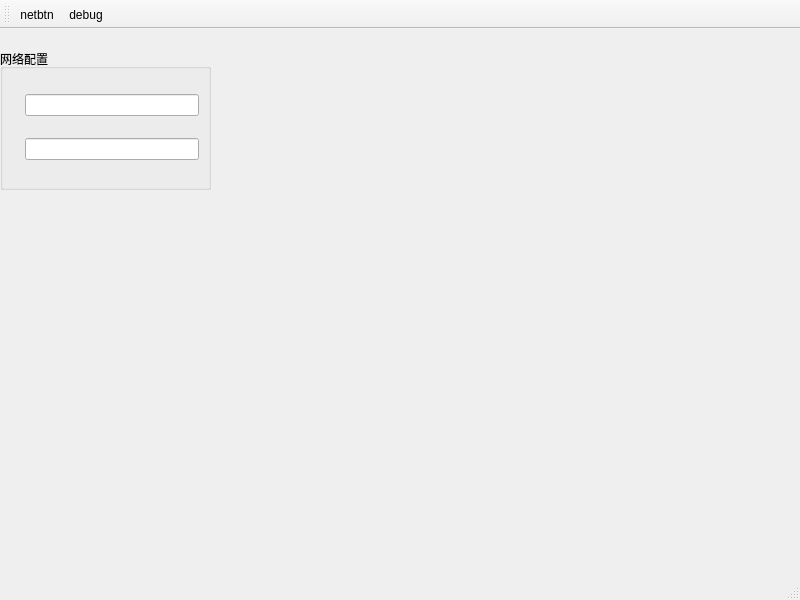
Qt form mainwindow.ui (xuwujun-sys/Qt-Sensor-Monitor) before a commit.
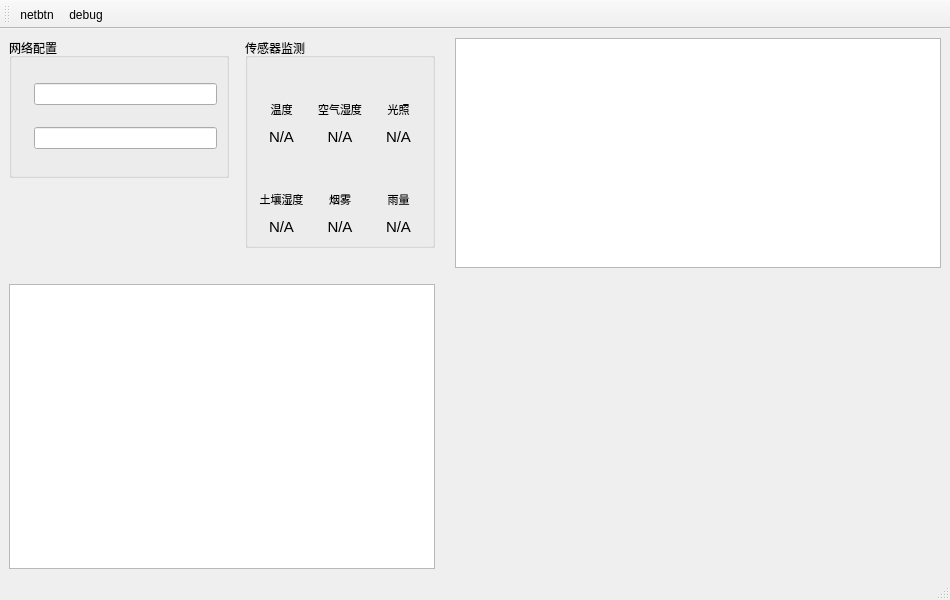
The same form after that commit. Icons and pictures are not drawn. Custom widgets are drawn as their Qt base class.

Commit message: feat: add sensor data parsing and chart view layout

```diff
--- a/mainwindow.ui
+++ b/mainwindow.ui
@@ -6,7 +6,7 @@
    <rect>
     <x>0</x>
     <y>0</y>
-    <width>800</width>
+    <width>950</width>
     <height>600</height>
    </rect>
   </property>
@@ -14,73 +14,568 @@
    <string>MainWindow</string>
   </property>
   <widget class="QWidget" name="centralwidget">
-   <widget class="QGroupBox" name="netgroupBox">
-    <property name="geometry">
-     <rect>
-      <x>0</x>
-      <y>20</y>
-      <width>211</width>
-      <height>141</height>
-     </rect>
+   <layout class="QGridLayout" name="centralLayout" columnstretch="0,1" rowstretch="0,1">
+    <property name="horizontalSpacing">
+     <number>20</number>
     </property>
-    <property name="title">
-     <string>网络配置</string>
+    <property name="verticalSpacing">
+     <number>16</number>
     </property>
-    <layout class="QVBoxLayout" name="verticalLayout">
-     <item>
-      <layout class="QHBoxLayout" name="horizontalLayout_3">
-       <item>
-        <widget class="QLabel" name="netlabel1">
-         <property name="maximumSize">
-          <size>
-           <width>32</width>
-           <height>32</height>
-          </size>
+    <item row="0" column="0" alignment="Qt::AlignTop">
+     <layout class="QHBoxLayout" name="configurationAndSensorsLayout" stretch="0,0">
+      <property name="spacing">
+       <number>16</number>
+      </property>
+      <item alignment="Qt::AlignTop">
+       <widget class="QGroupBox" name="netgroupBox">
+        <property name="minimumSize">
+         <size>
+          <width>220</width>
+          <height>140</height>
+         </size>
+        </property>
+        <property name="maximumSize">
+         <size>
+          <width>260</width>
+          <height>16777215</height>
+         </size>
+        </property>
+        <property name="title">
+         <string>网络配置</string>
+        </property>
+        <layout class="QVBoxLayout" name="verticalLayout">
+         <item>
+          <layout class="QHBoxLayout" name="horizontalLayout_3">
+           <item>
+            <widget class="QLabel" name="netlabel1">
+             <property name="maximumSize">
+              <size>
+               <width>32</width>
+               <height>32</height>
+              </size>
+             </property>
+             <property name="text">
+              <string />
+             </property>
+             <property name="pixmap">
+              <pixmap resource="resource.qrc">:/img/ip.png</pixmap>
+             </property>
+             <property name="scaledContents">
+              <bool>true</bool>
+             </property>
+            </widget>
+           </item>
+           <item>
+            <widget class="QLineEdit" name="netlineEditip" />
+           </item>
+          </layout>
+         </item>
+         <item>
+          <layout class="QHBoxLayout" name="horizontalLayout">
+           <item>
+            <widget class="QLabel" name="netlabel2">
+             <property name="maximumSize">
+              <size>
+               <width>32</width>
+               <height>32</height>
+              </size>
+             </property>
+             <property name="text">
+              <string />
+             </property>
+             <property name="pixmap">
+              <pixmap resource="resource.qrc">:/img/duan.png</pixmap>
+             </property>
+             <property name="scaledContents">
+              <bool>true</bool>
+             </property>
+            </widget>
+           </item>
+           <item>
+            <widget class="QLineEdit" name="netlineEdithost" />
+           </item>
+          </layout>
+         </item>
+        </layout>
+       </widget>
+      </item>
+      <item alignment="Qt::AlignTop">
+       <widget class="QGroupBox" name="sensorGroupBox">
+        <property name="minimumSize">
+         <size>
+          <width>190</width>
+          <height>210</height>
+         </size>
+        </property>
+        <property name="title">
+         <string>传感器监测</string>
+        </property>
+        <layout class="QGridLayout" name="sensorGridLayout" columnstretch="1,1,1" rowstretch="1,1">
+         <property name="horizontalSpacing">
+          <number>4</number>
          </property>
-         <property name="text">
-          <string/>
+         <property name="verticalSpacing">
+          <number>4</number>
          </property>
-         <property name="pixmap">
-          <pixmap resource="resource.qrc">:/img/ip.png</pixmap>
+         <item row="0" column="0">
+          <layout class="QVBoxLayout" name="temperatureLayout">
+           <property name="spacing">
+            <number>2</number>
+           </property>
+           <item alignment="Qt::AlignHCenter">
+            <widget class="QLabel" name="temperatureIconLabel">
+             <property name="minimumSize">
+              <size>
+               <width>30</width>
+               <height>30</height>
+              </size>
+             </property>
+             <property name="maximumSize">
+              <size>
+               <width>30</width>
+               <height>30</height>
+              </size>
+             </property>
+             <property name="text">
+              <string />
+             </property>
+             <property name="pixmap">
+              <pixmap resource="resource.qrc">:/img/temp.png</pixmap>
+             </property>
+             <property name="scaledContents">
+              <bool>true</bool>
+             </property>
+             <property name="alignment">
+              <set>Qt::AlignCenter</set>
+             </property>
+            </widget>
+           </item>
+           <item>
+            <widget class="QLabel" name="temperatureTitleLabel">
+             <property name="text">
+              <string>温度</string>
+             </property>
+             <property name="alignment">
+              <set>Qt::AlignCenter</set>
+             </property>
+             <property name="font">
+              <font>
+               <pointsize>8</pointsize>
+              </font>
+             </property>
+            </widget>
+           </item>
+           <item>
+            <widget class="QLabel" name="temperatureValueLabel">
+             <property name="font">
+              <font>
+               <pointsize>11</pointsize>
+              </font>
+             </property>
+             <property name="text">
+              <string>N/A</string>
+             </property>
+             <property name="alignment">
+              <set>Qt::AlignCenter</set>
+             </property>
+            </widget>
+           </item>
+          </layout>
+         </item>
+         <item row="0" column="1">
+          <layout class="QVBoxLayout" name="humidityLayout">
+           <property name="spacing">
+            <number>2</number>
+           </property>
+           <item alignment="Qt::AlignHCenter">
+            <widget class="QLabel" name="humidityIconLabel">
+             <property name="minimumSize">
+              <size>
+               <width>30</width>
+               <height>30</height>
+              </size>
+             </property>
+             <property name="maximumSize">
+              <size>
+               <width>30</width>
+               <height>30</height>
+              </size>
+             </property>
+             <property name="text">
+              <string />
+             </property>
+             <property name="pixmap">
+              <pixmap resource="resource.qrc">:/img/humi.png</pixmap>
+             </property>
+             <property name="scaledContents">
+              <bool>true</bool>
+             </property>
+             <property name="alignment">
+              <set>Qt::AlignCenter</set>
+             </property>
+            </widget>
+           </item>
+           <item>
+            <widget class="QLabel" name="humidityTitleLabel">
+             <property name="text">
+              <string>空气湿度</string>
+             </property>
+             <property name="alignment">
+              <set>Qt::AlignCenter</set>
+             </property>
+             <property name="font">
+              <font>
+               <pointsize>8</pointsize>
+              </font>
+             </property>
+            </widget>
+           </item>
+           <item>
+            <widget class="QLabel" name="humidityValueLabel">
+             <property name="font">
+              <font>
+               <pointsize>11</pointsize>
+              </font>
+             </property>
+             <property name="text">
+              <string>N/A</string>
+             </property>
+             <property name="alignment">
+              <set>Qt::AlignCenter</set>
+             </property>
+            </widget>
+           </item>
+          </layout>
+         </item>
+         <item row="0" column="2">
+          <layout class="QVBoxLayout" name="lightLayout">
+           <property name="spacing">
+            <number>2</number>
+           </property>
+           <item alignment="Qt::AlignHCenter">
+            <widget class="QLabel" name="lightIconLabel">
+             <property name="minimumSize">
+              <size>
+               <width>30</width>
+               <height>30</height>
+              </size>
+             </property>
+             <property name="maximumSize">
+              <size>
+               <width>30</width>
+               <height>30</height>
+              </size>
+             </property>
+             <property name="text">
+              <string />
+             </property>
+             <property name="pixmap">
+              <pixmap resource="resource.qrc">:/img/light.png</pixmap>
+             </property>
+             <property name="scaledContents">
+              <bool>true</bool>
+             </property>
+             <property name="alignment">
+              <set>Qt::AlignCenter</set>
+             </property>
+            </widget>
+           </item>
+           <item>
+            <widget class="QLabel" name="lightTitleLabel">
+             <property name="text">
+              <string>光照</string>
+             </property>
+             <property name="alignment">
+              <set>Qt::AlignCenter</set>
+             </property>
+             <property name="font">
+              <font>
+               <pointsize>8</pointsize>
+              </font>
+             </property>
+            </widget>
+           </item>
+           <item>
+            <widget class="QLabel" name="lightValueLabel">
+             <property name="font">
+              <font>
+               <pointsize>11</pointsize>
+              </font>
+             </property>
+             <property name="text">
+              <string>N/A</string>
+             </property>
+             <property name="alignment">
+              <set>Qt::AlignCenter</set>
+             </property>
+            </widget>
+           </item>
+          </layout>
+         </item>
+         <item row="1" column="0">
+          <layout class="QVBoxLayout" name="soilLayout">
+           <property name="spacing">
+            <number>2</number>
+           </property>
+           <item alignment="Qt::AlignHCenter">
+            <widget class="QLabel" name="soilIconLabel">
+             <property name="minimumSize">
+              <size>
+               <width>30</width>
+               <height>30</height>
+              </size>
+             </property>
+             <property name="maximumSize">
+              <size>
+               <width>30</width>
+               <height>30</height>
+              </size>
+             </property>
+             <property name="text">
+              <string />
+             </property>
+             <property name="pixmap">
+              <pixmap resource="resource.qrc">:/img/humi_soil.png</pixmap>
+             </property>
+             <property name="scaledContents">
+              <bool>true</bool>
+             </property>
+             <property name="alignment">
+              <set>Qt::AlignCenter</set>
+             </property>
+            </widget>
+           </item>
+           <item>
+            <widget class="QLabel" name="soilTitleLabel">
+             <property name="text">
+              <string>土壤湿度</string>
+             </property>
+             <property name="alignment">
+              <set>Qt::AlignCenter</set>
+             </property>
+             <property name="font">
+              <font>
+               <pointsize>8</pointsize>
+              </font>
+             </property>
+            </widget>
+           </item>
+           <item>
+            <widget class="QLabel" name="soilValueLabel">
+             <property name="font">
+              <font>
+               <pointsize>11</pointsize>
+              </font>
+             </property>
+             <property name="text">
+              <string>N/A</string>
+             </property>
+             <property name="alignment">
+              <set>Qt::AlignCenter</set>
+             </property>
+            </widget>
+           </item>
+          </layout>
+         </item>
+         <item row="1" column="1">
+          <layout class="QVBoxLayout" name="smokeLayout">
+           <property name="spacing">
+            <number>2</number>
+           </property>
+           <item alignment="Qt::AlignHCenter">
+            <widget class="QLabel" name="smokeIconLabel">
+             <property name="minimumSize">
+              <size>
+               <width>30</width>
+               <height>30</height>
+              </size>
+             </property>
+             <property name="maximumSize">
+              <size>
+               <width>30</width>
+               <height>30</height>
+              </size>
+             </property>
+             <property name="text">
+              <string />
+             </property>
+             <property name="pixmap">
+              <pixmap resource="resource.qrc">:/img/mq2.png</pixmap>
+             </property>
+             <property name="scaledContents">
+              <bool>true</bool>
+             </property>
+             <property name="alignment">
+              <set>Qt::AlignCenter</set>
+             </property>
+            </widget>
+           </item>
+           <item>
+            <widget class="QLabel" name="smokeTitleLabel">
+             <property name="text">
+              <string>烟雾</string>
+             </property>
+             <property name="alignment">
+              <set>Qt::AlignCenter</set>
+             </property>
+             <property name="font">
+              <font>
+               <pointsize>8</pointsize>
+              </font>
+             </property>
+            </widget>
+           </item>
+           <item>
+            <widget class="QLabel" name="smokeValueLabel">
+             <property name="font">
+              <font>
+               <pointsize>11</pointsize>
+              </font>
+             </property>
+             <property name="text">
+              <string>N/A</string>
+             </property>
+             <property name="alignment">
+              <set>Qt::AlignCenter</set>
+             </property>
+            </widget>
+           </item>
+          </layout>
+         </item>
+         <item row="1" column="2">
+          <layout class="QVBoxLayout" name="rainLayout">
+           <property name="spacing">
+            <number>2</number>
+           </property>
+           <item alignment="Qt::AlignHCenter">
+            <widget class="QLabel" name="rainIconLabel">
+             <property name="minimumSize">
+              <size>
+               <width>30</width>
+               <height>30</height>
+              </size>
+             </property>
+             <property name="maximumSize">
+              <size>
+               <width>30</width>
+               <height>30</height>
+              </size>
+             </property>
+             <property name="text">
+              <string />
+             </property>
+             <property name="pixmap">
+              <pixmap resource="resource.qrc">:/img/rain.png</pixmap>
+             </property>
+             <property name="scaledContents">
+              <bool>true</bool>
+             </property>
+             <property name="alignment">
+              <set>Qt::AlignCenter</set>
+             </property>
+            </widget>
+           </item>
+           <item>
+            <widget class="QLabel" name="rainTitleLabel">
+             <property name="text">
+              <string>雨量</string>
+             </property>
+             <property name="alignment">
+              <set>Qt::AlignCenter</set>
+             </property>
+             <property name="font">
+              <font>
+               <pointsize>8</pointsize>
+              </font>
+             </property>
+            </widget>
+           </item>
+           <item>
+            <widget class="QLabel" name="rainValueLabel">
+             <property name="font">
+              <font>
+               <pointsize>11</pointsize>
+              </font>
+             </property>
+             <property name="text">
+              <string>N/A</string>
+             </property>
+             <property name="alignment">
+              <set>Qt::AlignCenter</set>
+             </property>
+            </widget>
+           </item>
+          </layout>
+         </item>
+         <property name="leftMargin">
+          <number>6</number>
          </property>
-         <property name="scaledContents">
-          <bool>true</bool>
+         <property name="topMargin">
+          <number>6</number>
          </property>
-        </widget>
-       </item>
-       <item>
-        <widget class="QLineEdit" name="netlineEditip"/>
-       </item>
-      </layout>
-     </item>
-     <item>
-      <layout class="QHBoxLayout" name="horizontalLayout">
-       <item>
-        <widget class="QLabel" name="netlabel2">
-         <property name="maximumSize">
-          <size>
-           <width>32</width>
-           <height>32</height>
-          </size>
+         <property name="rightMargin">
+          <number>6</number>
          </property>
-         <property name="text">
-          <string/>
+         <property name="bottomMargin">
+          <number>6</number>
          </property>
-         <property name="pixmap">
-          <pixmap resource="resource.qrc">:/img/duan.png</pixmap>
-         </property>
-         <property name="scaledContents">
-          <bool>true</bool>
-         </property>
-        </widget>
-       </item>
-       <item>
-        <widget class="QLineEdit" name="netlineEdithost"/>
-       </item>
-      </layout>
-     </item>
-    </layout>
-   </widget>
+        </layout>
+        <property name="maximumSize">
+         <size>
+          <width>190</width>
+          <height>210</height>
+         </size>
+        </property>
+       </widget>
+      </item>
+     </layout>
+    </item>
+    <item row="0" column="1">
+     <widget class="QtCharts::QChartView" name="graphicsView">
+      <property name="minimumSize">
+       <size>
+        <width>420</width>
+        <height>230</height>
+       </size>
+      </property>
+      <property name="sizePolicy">
+       <sizepolicy hsizetype="Expanding" vsizetype="Expanding">
+        <horstretch>0</horstretch>
+        <verstretch>0</verstretch>
+       </sizepolicy>
+      </property>
+      <property name="toolTip">
+       <string>温度 / 空气湿度 / 光照</string>
+      </property>
+     </widget>
+    </item>
+    <item row="1" column="0">
+     <widget class="QtCharts::QChartView" name="graphicsView_2">
+      <property name="minimumSize">
+       <size>
+        <width>426</width>
+        <height>230</height>
+       </size>
+      </property>
+      <property name="sizePolicy">
+       <sizepolicy hsizetype="Expanding" vsizetype="Expanding">
+        <horstretch>0</horstretch>
+        <verstretch>0</verstretch>
+       </sizepolicy>
+      </property>
+      <property name="toolTip">
+       <string>土壤湿度 / 烟雾 / 雨量</string>
+      </property>
+     </widget>
+    </item>
+    <item row="1" column="1">
+     <spacer name="futureControlsSpacer">
+      <property name="orientation">
+       <enum>Qt::Vertical</enum>
+      </property>
+     </spacer>
+    </item>
+   </layout>
   </widget>
   <widget class="QMenuBar" name="menubar">
    <property name="geometry">
@@ -103,8 +598,8 @@
    <attribute name="toolBarBreak">
     <bool>false</bool>
    </attribute>
-   <addaction name="actionnetbtn"/>
-   <addaction name="actiondebug"/>
+   <addaction name="actionnetbtn" />
+   <addaction name="actiondebug" />
   </widget>
   <action name="actionnetbtn">
    <property name="icon">
@@ -125,6 +620,13 @@
    </property>
   </action>
  </widget>
+ <customwidgets>
+  <customwidget>
+   <class>QtCharts::QChartView</class>
+   <extends>QGraphicsView</extends>
+   <header location="global">QtCharts/QChartView</header>
+  </customwidget>
+ </customwidgets>
  <resources>
   <include location="resource.qrc"/>
  </resources>
```
Left out of the diff: 10 changed lines with no effect on the pictures. The commit also changes 6 other files.
